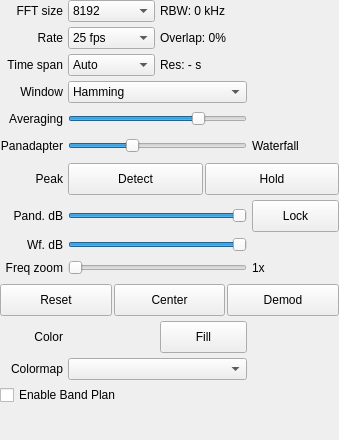
gqrx-sdr/gqrx, file src/qtgui/dockfft.ui: the form before one commit.
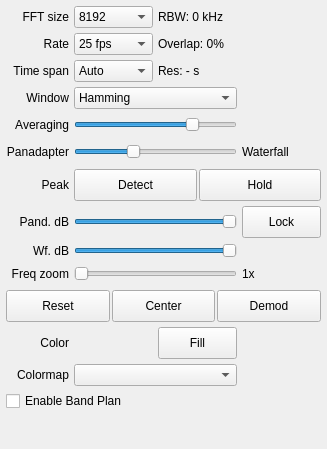
The form after the commit. Icons and pictures are not drawn. Custom widgets are drawn as their Qt base class.

Commit message: more predictable placement of docking panels

The edit to the form file:
```diff
--- a/src/qtgui/dockfft.ui
+++ b/src/qtgui/dockfft.ui
@@ -6,22 +6,22 @@
    <rect>
     <x>0</x>
     <y>0</y>
-    <width>339</width>
-    <height>440</height>
+    <width>327</width>
+    <height>449</height>
    </rect>
   </property>
+  <property name="sizePolicy">
+   <sizepolicy hsizetype="Expanding" vsizetype="Expanding">
+    <horstretch>0</horstretch>
+    <verstretch>0</verstretch>
+   </sizepolicy>
+  </property>
   <property name="minimumSize">
    <size>
     <width>327</width>
     <height>200</height>
    </size>
   </property>
-  <property name="maximumSize">
-   <size>
-    <width>524287</width>
-    <height>524287</height>
-   </size>
-  </property>
   <property name="windowTitle">
    <string>FFT Settings</string>
   </property>
@@ -34,72 +34,21 @@
   </property>
   <layout class="QVBoxLayout" name="verticalLayout_3">
    <property name="leftMargin">
-    <number>0</number>
+    <number>6</number>
    </property>
    <property name="topMargin">
-    <number>0</number>
+    <number>6</number>
    </property>
    <property name="rightMargin">
-    <number>0</number>
+    <number>6</number>
    </property>
    <property name="bottomMargin">
-    <number>0</number>
+    <number>6</number>
    </property>
    <item>
     <layout class="QVBoxLayout" name="verticalLayout_2">
      <item>
-      <widget class="QScrollArea" name="scrollArea">
-       <property name="sizePolicy">
-        <sizepolicy hsizetype="Preferred" vsizetype="Preferred">
-         <horstretch>0</horstretch>
-         <verstretch>0</verstretch>
-        </sizepolicy>
-       </property>
-       <property name="frameShape">
-        <enum>QFrame::NoFrame</enum>
-       </property>
-       <property name="frameShadow">
-        <enum>QFrame::Sunken</enum>
-       </property>
-       <property name="horizontalScrollBarPolicy">
-        <enum>Qt::ScrollBarAsNeeded</enum>
-       </property>
-       <property name="sizeAdjustPolicy">
-        <enum>QAbstractScrollArea::AdjustToContentsOnFirstShow</enum>
-       </property>
-       <property name="widgetResizable">
-        <bool>true</bool>
-       </property>
-       <widget class="QWidget" name="scrollAreaWidgetContents">
-        <property name="geometry">
-         <rect>
-          <x>0</x>
-          <y>0</y>
-          <width>337</width>
-          <height>438</height>
-         </rect>
-        </property>
-        <layout class="QVBoxLayout" name="verticalLayout">
-         <property name="spacing">
-          <number>0</number>
-         </property>
-         <property name="leftMargin">
-          <number>0</number>
-         </property>
-         <property name="topMargin">
-          <number>0</number>
-         </property>
-         <property name="rightMargin">
-          <number>0</number>
-         </property>
-         <property name="bottomMargin">
-          <number>0</number>
-         </property>
-         <item>
           <layout class="QGridLayout" name="gridLayout">
-           <property name="sizeConstraint">
-            <enum>QLayout::SetDefaultConstraint</enum>
-           </property>
            <property name="leftMargin">
             <number>0</number>
            </property>
@@ -1121,10 +1070,6 @@
             </widget>
            </item>
           </layout>
-         </item>
-        </layout>
-       </widget>
-      </widget>
      </item>
     </layout>
    </item>
```
Lines whose indentation alone changed are shown as unchanged. The commit also changes 4 other files.
